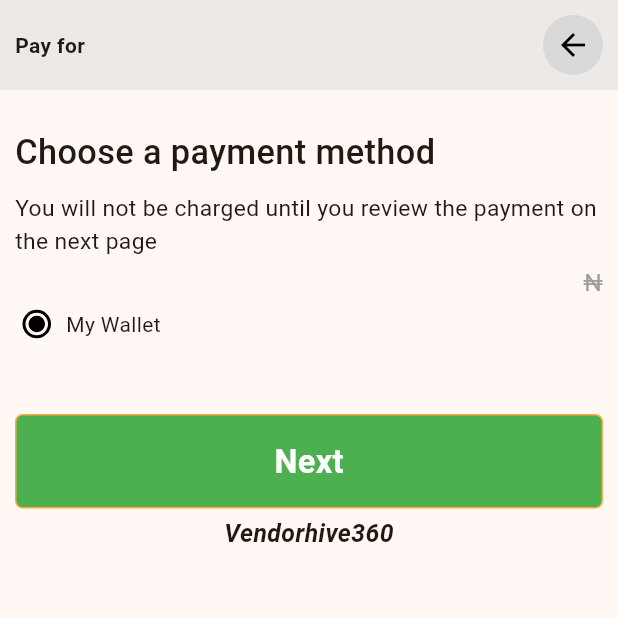
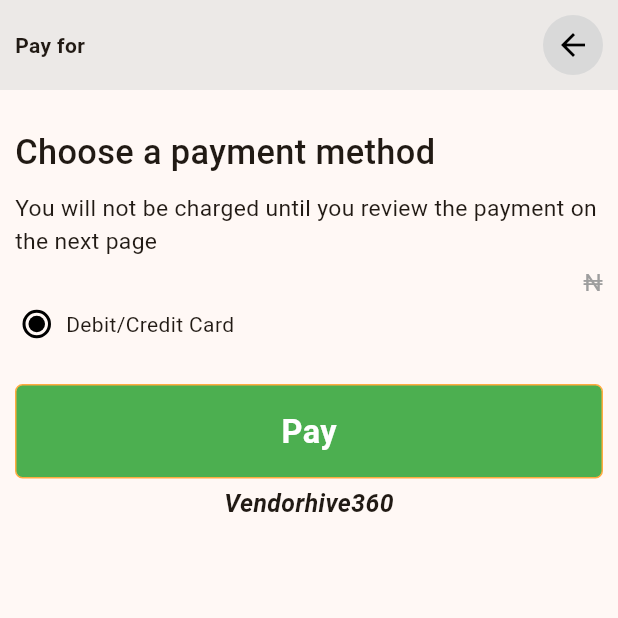
Before and after one commit to joboy-dev/vendorhive, a Flutter app: the BusinessSelectPackagePayment screen opened directly with empty values, on a phone screen of 412 x 824 dp, the top half of it. Run offline on Flutter 3.47's test engine with Material 2 defaults, Android fonts, the phone set to English and light mode, and no system bars; our stand-ins replace badges, dotted_border, file_picker, flutter_dotenv, flutter_rating_bar, flutter_screenutil and 6 more; missing offline and left inert: custom_searchable_dropdown, dart:ffi, flutter_inappwebview, pattern_formatter; accounts and stored records are empty.

Commit message:
changes are done

```diff
--- a/lib/screens/businessselectpackagepayment.dart
+++ b/lib/screens/businessselectpackagepayment.dart
@@ -33,7 +33,7 @@ class _BusinessSelectPackagePaymentState extends State<BusinessSelectPackagePaym
   bool one_time_payment = true;
   int _selectedpage = 0;
   int itemnumbers = 0;
-  String paymentmethod = "wallet";
+  String paymentmethod = "card";
   String trfid = "";
   String finalbalance = "";
 
@@ -374,21 +374,77 @@ class _BusinessSelectPackagePaymentState extends State<BusinessSelectPackagePaym
                         ],
                       ),
                     ),
+                    // GestureDetector(
+                    //   onTap: (){
+                    //     setState(() {
+                    //       if(paymentmethod != "wallet"){
+                    //         paymentmethod = "wallet";
+                    //       }
+                    //       print(paymentmethod);
+                    //     });
+                    //   },
+                    //   child: Container(
+                    //     margin: EdgeInsets.only(left: 15,bottom: 10),
+                    //     child: Row(
+                    //       mainAxisAlignment: MainAxisAlignment.start,
+                    //       children: [
+                    //         paymentmethod == "wallet" ?
+                    //         Container(
+                    //           decoration: BoxDecoration(
+                    //             borderRadius: BorderRadius.circular(100),
+                    //             border: Border.all(width: 2.0),
+                    //           ),
+                    //           child: Container(
+                    //             margin: EdgeInsets.all(2),
+                    //             width: 11,
+                    //             height: 11,
+                    //             decoration: BoxDecoration(
+                    //                 borderRadius: BorderRadius.circular(100),
+                    //                 color: Colors.black
+                    //             ),
+                    //           ),
+                    //         )
+                    //
+                    //             :
+                    //
+                    //         Container(
+                    //           width: 17,
+                    //           height: 17,
+                    //           decoration: BoxDecoration(
+                    //               borderRadius: BorderRadius.circular(100),
+                    //               border: Border.all(width: 2.0)
+                    //           ),
+                    //         ),
+                    //         SizedBox(width: 10,),
+                    //         Expanded(
+                    //           child: Container(
+                    //             child: Text("My Wallet",style: TextStyle(
+                    //                 fontSize: 14
+                    //             ),),
+                    //           ),
+                    //         )
+                    //       ],
+                    //     ),
+                    //   ),
+                    // ),
+                    // SizedBox(
+                    //   height: 10,
+                    // ),
                     GestureDetector(
                       onTap: (){
                         setState(() {
-                          if(paymentmethod != "wallet"){
-                            paymentmethod = "wallet";
+                          if(paymentmethod != "card"){
+                            paymentmethod = "card";
                           }
                           print(paymentmethod);
                         });
                       },
                       child: Container(
-                        margin: EdgeInsets.only(left: 15,bottom: 10),
+                        margin: EdgeInsets.only(left: 15),
                         child: Row(
                           mainAxisAlignment: MainAxisAlignment.start,
                           children: [
-                            paymentmethod == "wallet" ?
+                            paymentmethod == "card" ?
                             Container(
                               decoration: BoxDecoration(
                                 borderRadius: BorderRadius.circular(100),
@@ -418,7 +474,7 @@ class _BusinessSelectPackagePaymentState extends State<BusinessSelectPackagePaym
                             SizedBox(width: 10,),
                             Expanded(
                               child: Container(
-                                child: Text("My Wallet",style: TextStyle(
+                                child: Text("Debit/Credit Card",style: TextStyle(
                                     fontSize: 14
                                 ),),
                               ),
@@ -427,62 +483,6 @@ class _BusinessSelectPackagePaymentState extends State<BusinessSelectPackagePaym
                         ),
                       ),
                     ),
-                    SizedBox(
-                      height: 10,
-                    ),
-                    // GestureDetector(
-                    //   onTap: (){
-                    //     setState(() {
-                    //       if(paymentmethod != "card"){
-                    //         paymentmethod = "card";
-                    //       }
-                    //       print(paymentmethod);
-                    //     });
-                    //   },
-                    //   child: Container(
-                    //     margin: EdgeInsets.only(left: 15),
-                    //     child: Row(
-                    //       mainAxisAlignment: MainAxisAlignment.start,
-                    //       children: [
-                    //         paymentmethod == "card" ?
-                    //         Container(
-                    //           decoration: BoxDecoration(
-                    //             borderRadius: BorderRadius.circular(100),
-                    //             border: Border.all(width: 2.0),
-                    //           ),
-                    //           child: Container(
-                    //             margin: EdgeInsets.all(2),
-                    //             width: 11,
-                    //             height: 11,
-                    //             decoration: BoxDecoration(
-                    //                 borderRadius: BorderRadius.circular(100),
-                    //                 color: Colors.black
-                    //             ),
-                    //           ),
-                    //         )
-                    //
-                    //             :
-                    //
-                    //         Container(
-                    //           width: 17,
-                    //           height: 17,
-                    //           decoration: BoxDecoration(
-                    //               borderRadius: BorderRadius.circular(100),
-                    //               border: Border.all(width: 2.0)
-                    //           ),
-                    //         ),
-                    //         SizedBox(width: 10,),
-                    //         Expanded(
-                    //           child: Container(
-                    //             child: Text("Debit/Credit Card",style: TextStyle(
-                    //                 fontSize: 14
-                    //             ),),
-                    //           ),
-                    //         )
-                    //       ],
-                    //     ),
-                    //   ),
-                    // ),
                     GestureDetector(
                       onTap: (){
                         if(paymentmethod == "wallet"){
```
Also changed, not shown: lib/screens/payforpromotion.dart (+55 -55 lines).
